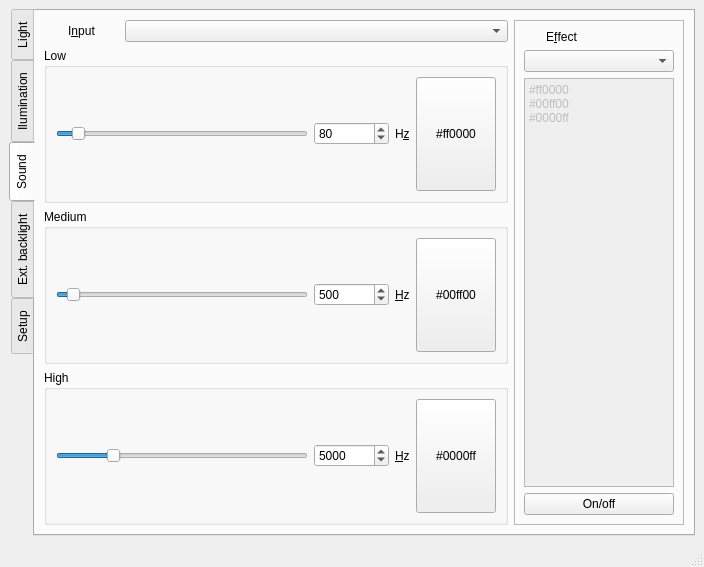
Before: the Qt Designer form software/mainwindow.ui in elektro-NIK/P3DA, drawn with Qt 5.
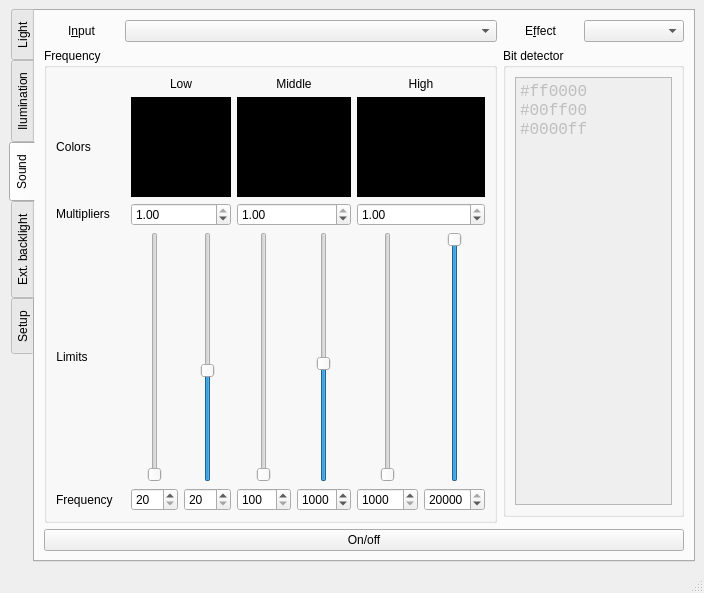
After: the same form once the commit is applied. The open tabs and pages were chosen to show the change. Icons and pictures are not drawn.

Commit message: Sounds coding

Patch:
```diff
--- a/software/mainwindow.ui
+++ b/software/mainwindow.ui
@@ -10,9 +10,18 @@
     <height>567</height>
    </rect>
   </property>
+  <property name="sizePolicy">
+   <sizepolicy hsizetype="Preferred" vsizetype="Preferred">
+    <horstretch>0</horstretch>
+    <verstretch>0</verstretch>
+   </sizepolicy>
+  </property>
   <property name="windowTitle">
    <string>P3DA</string>
   </property>
+  <property name="documentMode">
+   <bool>false</bool>
+  </property>
   <widget class="QWidget" name="centralwidget">
    <layout class="QGridLayout" name="gridLayout">
     <item row="1" column="0">
@@ -1238,57 +1247,70 @@
           </property>
          </widget>
         </item>
-        <item row="0" column="5" rowspan="7">
-         <widget class="QFrame" name="frame">
-          <property name="sizePolicy">
-           <sizepolicy hsizetype="Fixed" vsizetype="Preferred">
-            <horstretch>0</horstretch>
-            <verstretch>0</verstretch>
-           </sizepolicy>
+        <item row="0" column="5">
+         <widget class="QComboBox" name="comboBox_effect_music">
+          <property name="enabled">
+           <bool>true</bool>
           </property>
-          <property name="frameShape">
-           <enum>QFrame::StyledPanel</enum>
+          <property name="maximumSize">
+           <size>
+            <width>100</width>
+            <height>16777215</height>
+           </size>
           </property>
-          <property name="frameShadow">
-           <enum>QFrame::Raised</enum>
+         </widget>
+        </item>
+        <item row="3" column="0" colspan="6">
+         <widget class="QPushButton" name="pushButton_sound_onoff">
+          <property name="text">
+           <string>On/off</string>
           </property>
-          <layout class="QVBoxLayout" name="verticalLayout">
-           <item>
-            <widget class="QLabel" name="label_41">
-             <property name="maximumSize">
-              <size>
-               <width>75</width>
-               <height>16777215</height>
-              </size>
-             </property>
-             <property name="text">
-              <string>E&amp;ffect</string>
-             </property>
-             <property name="alignment">
-              <set>Qt::AlignCenter</set>
-             </property>
-             <property name="buddy">
-              <cstring>comboBox_effect_music</cstring>
-             </property>
-            </widget>
-           </item>
-           <item>
-            <widget class="QComboBox" name="comboBox_effect_music">
-             <property name="enabled">
-              <bool>true</bool>
-             </property>
-            </widget>
-           </item>
+          <property name="checkable">
+           <bool>true</bool>
+          </property>
+         </widget>
+        </item>
+        <item row="0" column="4">
+         <widget class="QLabel" name="label_41">
+          <property name="maximumSize">
+           <size>
+            <width>75</width>
+            <height>16777215</height>
+           </size>
+          </property>
+          <property name="text">
+           <string>E&amp;ffect</string>
+          </property>
+          <property name="alignment">
+           <set>Qt::AlignCenter</set>
+          </property>
+          <property name="buddy">
+           <cstring>comboBox_effect_music</cstring>
+          </property>
+         </widget>
+        </item>
+        <item row="1" column="4" colspan="2">
+         <widget class="QGroupBox" name="groupBox_bit_detect">
+          <property name="title">
+           <string>Bit detector</string>
+          </property>
+          <layout class="QHBoxLayout" name="horizontalLayout">
            <item>
             <widget class="QPlainTextEdit" name="plainTextEdit_bitdetector">
              <property name="enabled">
               <bool>false</bool>
              </property>
-             <property name="maximumSize">
-              <size>
-               <width>150</width>
-               <height>16777215</height>
-              </size>
+             <property name="sizePolicy">
+              <sizepolicy hsizetype="Expanding" vsizetype="Expanding">
+               <horstretch>0</horstretch>
+               <verstretch>0</verstretch>
+              </sizepolicy>
+             </property>
+             <property name="font">
+              <font>
+               <family>Courier New</family>
+               <pointsize>12</pointsize>
+              </font>
              </property>
              <property name="documentTitle">
               <string/>
@@ -1303,263 +1325,521 @@
              </property>
             </widget>
            </item>
-           <item>
-            <widget class="QPushButton" name="pushButton">
+          </layout>
+         </widget>
+        </item>
+        <item row="1" column="0" rowspan="2" colspan="4">
+         <widget class="QGroupBox" name="groupBox_freq">
+          <property name="enabled">
+           <bool>true</bool>
+          </property>
+          <property name="layoutDirection">
+           <enum>Qt::LeftToRight</enum>
+          </property>
+          <property name="title">
+           <string>Frequency</string>
+          </property>
+          <layout class="QGridLayout" name="gridLayout_16">
+           <item row="2" column="8" colspan="2">
+            <widget class="QPushButton" name="pushButton_color_mid">
+             <property name="sizePolicy">
+              <sizepolicy hsizetype="Minimum" vsizetype="Minimum">
+               <horstretch>0</horstretch>
+               <verstretch>0</verstretch>
+              </sizepolicy>
+             </property>
+             <property name="minimumSize">
+              <size>
+               <width>0</width>
+               <height>100</height>
+              </size>
+             </property>
+             <property name="maximumSize">
+              <size>
+               <width>16777215</width>
+               <height>200</height>
+              </size>
+             </property>
+             <property name="styleSheet">
+              <string notr="true">border: 0px;
+background-color: rgb(0, 0, 0);</string>
+             </property>
              <property name="text">
-              <string>On/off</string>
-             </property>
-             <property name="checkable">
-              <bool>true</bool>
+              <string>#00ff00</string>
              </property>
             </widget>
            </item>
-          </layout>
-         </widget>
-        </item>
-        <item row="0" column="1" colspan="4">
-         <widget class="QComboBox" name="comboBox_input">
-          <property name="enabled">
-           <bool>true</bool>
-          </property>
-         </widget>
-        </item>
-        <item row="5" column="0" rowspan="2" colspan="5">
-         <widget class="QGroupBox" name="groupBox_high">
-          <property name="enabled">
-           <bool>true</bool>
-          </property>
-          <property name="title">
-           <string>High</string>
-          </property>
-          <layout class="QGridLayout" name="gridLayout_18">
-           <item row="0" column="3" rowspan="2">
+           <item row="2" column="10" colspan="2">
             <widget class="QPushButton" name="pushButton_color_high">
              <property name="sizePolicy">
-              <sizepolicy hsizetype="Fixed" vsizetype="Minimum">
+              <sizepolicy hsizetype="Minimum" vsizetype="Minimum">
                <horstretch>0</horstretch>
                <verstretch>0</verstretch>
               </sizepolicy>
              </property>
+             <property name="minimumSize">
+              <size>
+               <width>0</width>
+               <height>100</height>
+              </size>
+             </property>
+             <property name="maximumSize">
+              <size>
+               <width>16777215</width>
+               <height>200</height>
+              </size>
+             </property>
+             <property name="styleSheet">
+              <string notr="true">border: 0px;
+background-color: rgb(0, 0, 0);</string>
+             </property>
              <property name="text">
               <string>#0000ff</string>
              </property>
             </widget>
            </item>
-           <item row="0" column="2" rowspan="2">
-            <widget class="QLabel" name="label_26">
-             <property name="text">
-              <string>&amp;Hz</string>
-             </property>
-             <property name="buddy">
-              <cstring>pushButton_color_high</cstring>
-             </property>
-            </widget>
-           </item>
-           <item row="0" column="1" rowspan="2">
-            <widget class="QSpinBox" name="spinBox_freq_high">
-             <property name="minimumSize">
-              <size>
-               <width>75</width>
-               <height>0</height>
-              </size>
-             </property>
-             <property name="minimum">
-              <number>1000</number>
-             </property>
-             <property name="maximum">
-              <number>20000</number>
-             </property>
-             <property name="singleStep">
-              <number>1000</number>
-             </property>
-             <property name="value">
-              <number>5000</number>
-             </property>
-            </widget>
-           </item>
-           <item row="0" column="0" rowspan="2">
-            <widget class="QSlider" name="horizontalSlider_freq_high">
-             <property name="minimum">
-              <number>1000</number>
-             </property>
-             <property name="maximum">
-              <number>20000</number>
-             </property>
-             <property name="singleStep">
-              <number>1000</number>
-             </property>
-             <property name="pageStep">
-              <number>5000</number>
-             </property>
-             <property name="value">
-              <number>5000</number>
-             </property>
-             <property name="orientation">
-              <enum>Qt::Horizontal</enum>
-             </property>
-            </widget>
-           </item>
-          </layout>
-         </widget>
-        </item>
-        <item row="3" column="0" rowspan="2" colspan="5">
-         <widget class="QGroupBox" name="groupBox_medium">
-          <property name="enabled">
-           <bool>true</bool>
-          </property>
-          <property name="title">
-           <string>Medium</string>
-          </property>
-          <layout class="QGridLayout" name="gridLayout_17">
-           <item row="0" column="3" rowspan="2">
-            <widget class="QPushButton" name="pushButton_color_medium">
-             <property name="sizePolicy">
-              <sizepolicy hsizetype="Fixed" vsizetype="Minimum">
-               <horstretch>0</horstretch>
-               <verstretch>0</verstretch>
-              </sizepolicy>
-             </property>
-             <property name="text">
-              <string>#00ff00</string>
-             </property>
-            </widget>
-           </item>
-           <item row="0" column="1" rowspan="2">
-            <widget class="QSpinBox" name="spinBox_freq_medium">
-             <property name="minimumSize">
-              <size>
-               <width>75</width>
-               <height>0</height>
-              </size>
-             </property>
-             <property name="minimum">
-              <number>100</number>
-             </property>
-             <property name="maximum">
-              <number>10000</number>
-             </property>
-             <property name="singleStep">
-              <number>100</number>
-             </property>
-             <property name="value">
-              <number>500</number>
-             </property>
-            </widget>
-           </item>
-           <item row="0" column="2" rowspan="2">
+           <item row="0" column="10" colspan="2">
             <widget class="QLabel" name="label_25">
+             <property name="sizePolicy">
+              <sizepolicy hsizetype="Preferred" vsizetype="Fixed">
+               <horstretch>0</horstretch>
+               <verstretch>0</verstretch>
+              </sizepolicy>
+             </property>
              <property name="text">
-              <string>&amp;Hz</string>
+              <string>High</string>
              </property>
-             <property name="buddy">
-              <cstring>pushButton_color_medium</cstring>
+             <property name="alignment">
+              <set>Qt::AlignCenter</set>
              </property>
             </widget>
            </item>
-           <item row="0" column="0" rowspan="2">
-            <widget class="QSlider" name="horizontalSlider_freq_medium">
+           <item row="0" column="2" colspan="2">
+            <widget class="QLabel" name="label_22">
+             <property name="sizePolicy">
+              <sizepolicy hsizetype="Preferred" vsizetype="Fixed">
+               <horstretch>0</horstretch>
+               <verstretch>0</verstretch>
+              </sizepolicy>
+             </property>
+             <property name="text">
+              <string>Low</string>
+             </property>
+             <property name="alignment">
+              <set>Qt::AlignCenter</set>
+             </property>
+            </widget>
+           </item>
+           <item row="6" column="10">
+            <widget class="QSpinBox" name="spinBox_lower_high">
              <property name="minimum">
-              <number>100</number>
+              <number>1000</number>
              </property>
              <property name="maximum">
-              <number>10000</number>
+              <number>20000</number>
              </property>
-             <property name="singleStep">
+             <property name="value">
+              <number>1000</number>
+             </property>
+            </widget>
+           </item>
+           <item row="6" column="8">
+            <widget class="QSpinBox" name="spinBox_lower_mid">
+             <property name="minimum">
               <number>100</number>
              </property>
-             <property name="pageStep">
-              <number>1000</number>
+             <property name="maximum">
+              <number>2000</number>
              </property>
              <property name="value">
-              <number>500</number>
+              <number>100</number>
              </property>
-             <property name="orientation">
-              <enum>Qt::Horizontal</enum>
+            </widget>
+           </item>
+           <item row="6" column="2">
+            <widget class="QSpinBox" name="spinBox_lower_low">
+             <property name="minimum">
+              <number>20</number>
              </property>
+             <property name="maximum">
+              <number>200</number>
+             </property>
             </widget>
            </item>
-          </layout>
-         </widget>
-        </item>
-        <item row="1" column="0" rowspan="2" colspan="5">
-         <widget class="QGroupBox" name="groupBox_low">
-          <property name="enabled">
-           <bool>true</bool>
-          </property>
-          <property name="title">
-           <string>Low</string>
-          </property>
-          <layout class="QGridLayout" name="gridLayout_16">
-           <item row="0" column="3" rowspan="2">
+           <item row="2" column="2" colspan="2">
             <widget class="QPushButton" name="pushButton_color_low">
              <property name="sizePolicy">
-              <sizepolicy hsizetype="Fixed" vsizetype="Minimum">
+              <sizepolicy hsizetype="Minimum" vsizetype="Minimum">
                <horstretch>0</horstretch>
                <verstretch>0</verstretch>
               </sizepolicy>
              </property>
+             <property name="minimumSize">
+              <size>
+               <width>0</width>
+               <height>100</height>
+              </size>
+             </property>
+             <property name="maximumSize">
+              <size>
+               <width>16777215</width>
+               <height>200</height>
+              </size>
+             </property>
+             <property name="styleSheet">
+              <string notr="true">border: 0px;
+background-color: rgb(0, 0, 0);</string>
+             </property>
              <property name="text">
               <string>#ff0000</string>
              </property>
             </widget>
            </item>
-           <item row="0" column="1" rowspan="2">
-            <widget class="QSpinBox" name="spinBox_freq_low">
-             <property name="minimumSize">
-              <size>
-               <width>75</width>
-               <height>0</height>
-              </size>
+           <item row="4" column="2" colspan="2">
+            <widget class="QDoubleSpinBox" name="doubleSpinBox_mult_low">
+             <property name="maximum">
+              <double>1.000000000000000</double>
              </property>
-             <property name="minimum">
-              <number>20</number>
+             <property name="singleStep">
+              <double>0.100000000000000</double>
              </property>
+             <property name="value">
+              <double>1.000000000000000</double>
+             </property>
+            </widget>
+           </item>
+           <item row="4" column="10" colspan="2">
+            <widget class="QDoubleSpinBox" name="doubleSpinBox_mult_high">
              <property name="maximum">
-              <number>1000</number>
+              <double>1.000000000000000</double>
              </property>
              <property name="singleStep">
               <number>10</number>
              </property>
              <property name="value">
-              <number>80</number>
+              <double>1.000000000000000</double>
              </property>
             </widget>
            </item>
-           <item row="0" column="2" rowspan="2">
+           <item row="4" column="8" colspan="2">
+            <widget class="QDoubleSpinBox" name="doubleSpinBox_mult_mid">
+             <property name="maximum">
+              <double>1.000000000000000</double>
+             </property>
+             <property name="singleStep">
+              <double>0.100000000000000</double>
+             </property>
+             <property name="value">
+              <double>1.000000000000000</double>
+             </property>
+            </widget>
+           </item>
+           <item row="0" column="8" colspan="2">
             <widget class="QLabel" name="label_24">
+             <property name="sizePolicy">
+              <sizepolicy hsizetype="Preferred" vsizetype="Fixed">
+               <horstretch>0</horstretch>
+               <verstretch>0</verstretch>
+              </sizepolicy>
+             </property>
              <property name="text">
-              <string>H&amp;z</string>
+              <string>Middle</string>
              </property>
-             <property name="buddy">
-              <cstring>pushButton_color_low</cstring>
+             <property name="alignment">
+              <set>Qt::AlignCenter</set>
              </property>
             </widget>
            </item>
-           <item row="0" column="0" rowspan="2">
-            <widget class="QSlider" name="horizontalSlider_freq_low">
+           <item row="4" column="0" colspan="2">
+            <widget class="QLabel" name="label_26">
+             <property name="sizePolicy">
+              <sizepolicy hsizetype="Fixed" vsizetype="Fixed">
+               <horstretch>0</horstretch>
+               <verstretch>0</verstretch>
+              </sizepolicy>
+             </property>
+             <property name="text">
+              <string>Multipliers</string>
+             </property>
+             <property name="alignment">
+              <set>Qt::AlignCenter</set>
+             </property>
+            </widget>
+           </item>
+           <item row="2" column="0" colspan="2">
+            <widget class="QLabel" name="label_43">
+             <property name="sizePolicy">
+              <sizepolicy hsizetype="Fixed" vsizetype="Preferred">
+               <horstretch>0</horstretch>
+               <verstretch>0</verstretch>
+              </sizepolicy>
+             </property>
+             <property name="text">
+              <string>Colors</string>
+             </property>
+             <property name="alignment">
+              <set>Qt::AlignCenter</set>
+             </property>
+            </widget>
+           </item>
+           <item row="5" column="2">
+            <widget class="QSlider" name="verticalSlider_lower_low">
+             <property name="sizePolicy">
+              <sizepolicy hsizetype="Preferred" vsizetype="Expanding">
+               <horstretch>0</horstretch>
+               <verstretch>0</verstretch>
+              </sizepolicy>
+             </property>
+             <property name="minimumSize">
+              <size>
+               <width>0</width>
+               <height>250</height>
+              </size>
+             </property>
+             <property name="layoutDirection">
+              <enum>Qt::LeftToRight</enum>
+             </property>
              <property name="minimum">
               <number>20</number>
              </property>
              <property name="maximum">
+              <number>200</number>
+             </property>
+             <property name="orientation">
+              <enum>Qt::Vertical</enum>
+             </property>
+            </widget>
+           </item>
+           <item row="5" column="3">
+            <widget class="QSlider" name="verticalSlider_higher_low">
+             <property name="sizePolicy">
+              <sizepolicy hsizetype="Preferred" vsizetype="Expanding">
+               <horstretch>0</horstretch>
+               <verstretch>0</verstretch>
+              </sizepolicy>
+             </property>
+             <property name="minimumSize">
+              <size>
+               <width>0</width>
+               <height>250</height>
+              </size>
+             </property>
+             <property name="layoutDirection">
+              <enum>Qt::LeftToRight</enum>
+             </property>
+             <property name="minimum">
+              <number>20</number>
+             </property>
+             <property name="maximum">
+              <number>200</number>
+             </property>
+             <property name="value">
+              <number>100</number>
+             </property>
+             <property name="orientation">
+              <enum>Qt::Vertical</enum>
+             </property>
+            </widget>
+           </item>
+           <item row="6" column="9">
+            <widget class="QSpinBox" name="spinBox_higher_mid">
+             <property name="minimum">
+              <number>100</number>
+             </property>
+             <property name="maximum">
+              <number>2000</number>
+             </property>
+             <property name="value">
               <number>1000</number>
              </property>
-             <property name="singleStep">
-              <number>10</number>
+            </widget>
+           </item>
+           <item row="5" column="8">
+            <widget class="QSlider" name="verticalSlider_lower_mid">
+             <property name="sizePolicy">
+              <sizepolicy hsizetype="Preferred" vsizetype="Expanding">
+               <horstretch>0</horstretch>
+               <verstretch>0</verstretch>
+              </sizepolicy>
              </property>
-             <property name="pageStep">
+             <property name="minimumSize">
+              <size>
+               <width>0</width>
+               <height>250</height>
+              </size>
+             </property>
+             <property name="layoutDirection">
+              <enum>Qt::LeftToRight</enum>
+             </property>
+             <property name="minimum">
               <number>100</number>
              </property>
+             <property name="maximum">
+              <number>2000</number>
+             </property>
              <property name="value">
-              <number>80</number>
+              <number>100</number>
              </property>
              <property name="orientation">
-              <enum>Qt::Horizontal</enum>
+              <enum>Qt::Vertical</enum>
+             </property>
+            </widget>
+           </item>
+           <item row="5" column="9">
+            <widget class="QSlider" name="verticalSlider_higher_mid">
+             <property name="sizePolicy">
+              <sizepolicy hsizetype="Preferred" vsizetype="Expanding">
+               <horstretch>0</horstretch>
+               <verstretch>0</verstretch>
+              </sizepolicy>
+             </property>
+             <property name="minimumSize">
+              <size>
+               <width>0</width>
+               <height>250</height>
+              </size>
+             </property>
+             <property name="layoutDirection">
+              <enum>Qt::LeftToRight</enum>
+             </property>
+             <property name="minimum">
+              <number>100</number>
+             </property>
+             <property name="maximum">
+              <number>2000</number>
+             </property>
+             <property name="value">
+              <number>1000</number>
+             </property>
+             <property name="orientation">
+              <enum>Qt::Vertical</enum>
+             </property>
+            </widget>
+           </item>
+           <item row="6" column="3">
+            <widget class="QSpinBox" name="spinBox_higher_low">
+             <property name="minimum">
+              <number>20</number>
+             </property>
+             <property name="maximum">
+              <number>200</number>
+             </property>
+            </widget>
+           </item>
+           <item row="5" column="10">
+            <widget class="QSlider" name="verticalSlider_lower_high">
+             <property name="sizePolicy">
+              <sizepolicy hsizetype="Preferred" vsizetype="Expanding">
+               <horstretch>0</horstretch>
+               <verstretch>0</verstretch>
+              </sizepolicy>
+             </property>
+             <property name="minimumSize">
+              <size>
+               <width>0</width>
+               <height>250</height>
+              </size>
+             </property>
+             <property name="layoutDirection">
+              <enum>Qt::LeftToRight</enum>
+             </property>
+             <property name="minimum">
+              <number>1000</number>
+             </property>
+             <property name="maximum">
+              <number>20000</number>
+             </property>
+             <property name="value">
+              <number>1000</number>
+             </property>
+             <property name="orientation">
+              <enum>Qt::Vertical</enum>
+             </property>
+            </widget>
+           </item>
+           <item row="5" column="11">
+            <widget class="QSlider" name="verticalSlider_higher_high">
+             <property name="sizePolicy">
+              <sizepolicy hsizetype="Preferred" vsizetype="Expanding">
+               <horstretch>0</horstretch>
+               <verstretch>0</verstretch>
+              </sizepolicy>
+             </property>
+             <property name="minimumSize">
+              <size>
+               <width>0</width>
+               <height>250</height>
+              </size>
+             </property>
+             <property name="layoutDirection">
+              <enum>Qt::LeftToRight</enum>
+             </property>
+             <property name="minimum">
+              <number>1000</number>
+             </property>
+             <property name="maximum">
+              <number>20000</number>
+             </property>
+             <property name="value">
+              <number>20000</number>
+             </property>
+             <property name="orientation">
+              <enum>Qt::Vertical</enum>
+             </property>
+            </widget>
+           </item>
+           <item row="6" column="11">
+            <widget class="QSpinBox" name="spinBox_higher_high">
+             <property name="minimum">
+              <number>1000</number>
+             </property>
+             <property name="maximum">
+              <number>20000</number>
+             </property>
+             <property name="value">
+              <number>20000</number>
+             </property>
+            </widget>
+           </item>
+           <item row="5" column="0">
+            <widget class="QLabel" name="label_42">
+             <property name="sizePolicy">
+              <sizepolicy hsizetype="Fixed" vsizetype="Fixed">
+               <horstretch>0</horstretch>
+               <verstretch>0</verstretch>
+              </sizepolicy>
+             </property>
+             <property name="text">
+              <string>Limits</string>
+             </property>
+             <property name="alignment">
+              <set>Qt::AlignCenter</set>
+             </property>
+            </widget>
+           </item>
+           <item row="6" column="0" colspan="2">
+            <widget class="QLabel" name="label_44">
+             <property name="sizePolicy">
+              <sizepolicy hsizetype="Fixed" vsizetype="Preferred">
+               <horstretch>0</horstretch>
+               <verstretch>0</verstretch>
+              </sizepolicy>
+             </property>
+             <property name="text">
+              <string>Frequency</string>
              </property>
             </widget>
            </item>
           </layout>
          </widget>
         </item>
+        <item row="0" column="1" colspan="3">
+         <widget class="QComboBox" name="comboBox_input">
+          <property name="enabled">
+           <bool>true</bool>
+          </property>
+         </widget>
+        </item>
        </layout>
       </widget>
       <widget class="QWidget" name="tab_ext_backlight">
```
Left out of the diff: 300 changed lines with no effect on the pictures. The commit also changes 3 other files.
